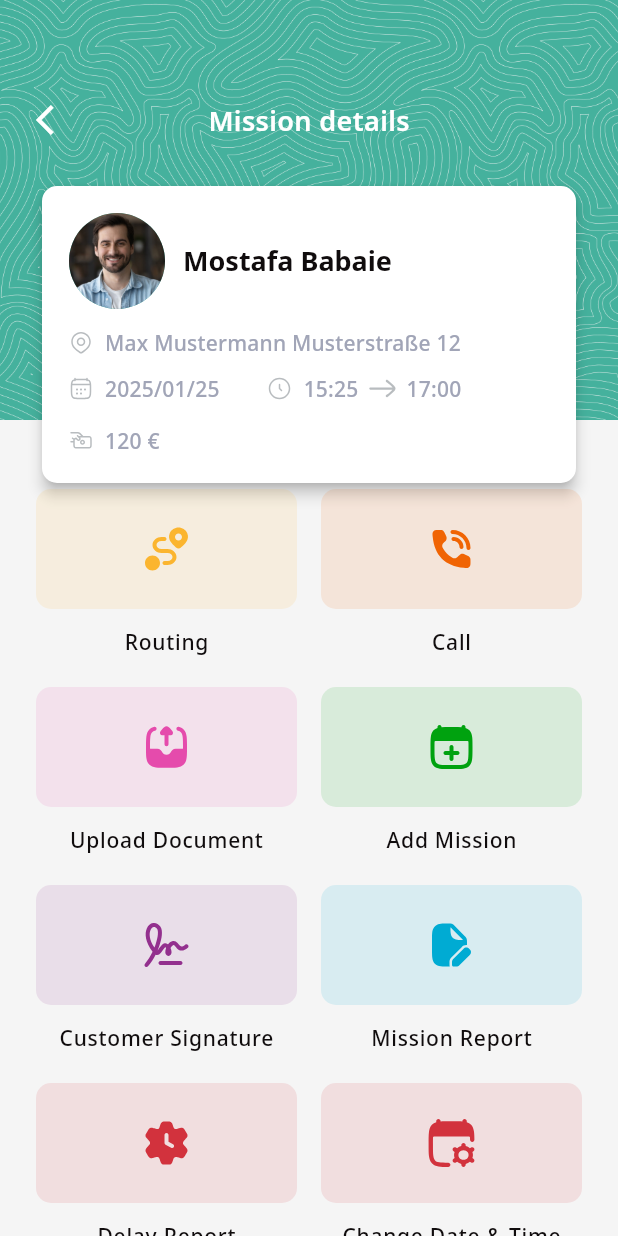
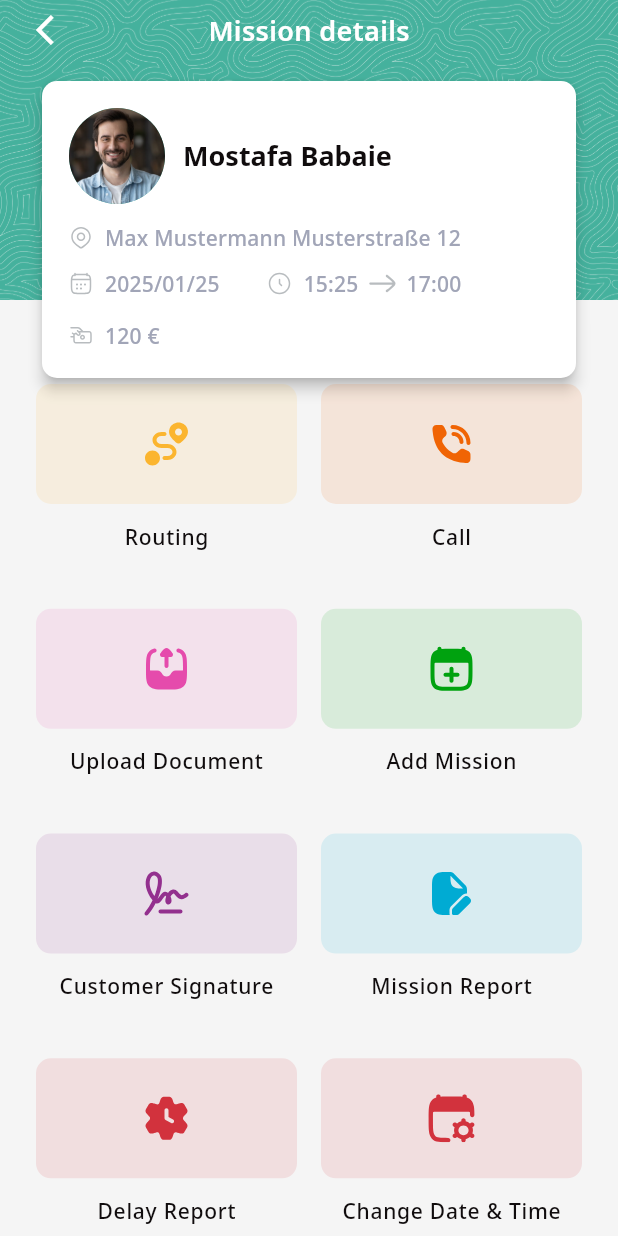
Before and after one commit to DigiCarePro2026/DigiCarePro-App, a Flutter app: the MissionDetailsScreen screen opened by its route, on a phone screen of 412 x 824 dp. Run offline on Flutter 3.47's test engine with Material 3 defaults, Android fonts, the light colour scheme and no system bars; our stand-ins replace dartz, dio, dropdown_search, flutter_svg, get, internet_connection_checker and 2 more; accounts and stored records are empty.

Commit message:
fix:some ui bugs

```diff
--- a/lib/app/ui/pages/account/change_password_screen.dart
+++ b/lib/app/ui/pages/account/change_password_screen.dart
@@ -45,7 +45,11 @@ class _ChangePasswordScreenState extends State<ChangePasswordScreen> {
         ),
       ),
       bottomNavigationBar: Padding(
-        padding: const EdgeInsets.all(bodyPadding),
+        padding: EdgeInsets.only(
+          left: bodyPadding,
+          right: bodyPadding,
+          bottom: bodyPadding + MediaQuery.of(context).padding.bottom,
+        ),
         child: PrimaryButton(
           label: 'change_password'.tr,
           onPressed: () {
--- a/lib/app/ui/pages/mission/mission_details_screen.dart
+++ b/lib/app/ui/pages/mission/mission_details_screen.dart
@@ -32,7 +32,7 @@ class _MissionDetailsScreenState extends State<MissionDetailsScreen> {
         children: [
           Container(
             width: double.infinity,
-            height: 280,
+            height: MediaQuery.of(context).padding.top+ 200,
             color: Theme.of(context).colorScheme.primary,
             child: Image.asset(
               'assets/images/bg-customer-detail-header.png',
@@ -44,7 +44,7 @@ class _MissionDetailsScreenState extends State<MissionDetailsScreen> {
           ),
           Column(
             children: [
-              SizedBox(height: Get.width < 400 ? 30 : 60),
+              SizedBox(height:MediaQuery.of(context).padding.top),
               Stack(
                 alignment: AlignmentDirectional.centerStart,
                 children: [
@@ -78,7 +78,7 @@ class _MissionDetailsScreenState extends State<MissionDetailsScreen> {
           ),
           Column(
             children: [
-              SizedBox(height: Get.width < 400 ? 90 : 120),
+              SizedBox(height: MediaQuery.of(context).padding.top +50),
               Padding(
                 padding: const EdgeInsets.only(left: 24, right: 24),
                 child: SizedBox(
@@ -163,7 +163,7 @@ class _MissionDetailsScreenState extends State<MissionDetailsScreen> {
                       crossAxisCount: 2, // 👈 سه ستون
                       mainAxisSpacing: 16, // فاصله عمودی بین آیتم‌ها
                       crossAxisSpacing: 16, // فاصله افقی بین آیتم‌ها
-                      childAspectRatio: 1.5, // نسبت عرض به ارتفاع آیتم‌ها
+                      childAspectRatio: 1.3, // نسبت عرض به ارتفاع آیتم‌ها
                     ),
                     itemBuilder: (ctx, index) => _buildItem(menu[index]),
                   ),
```
